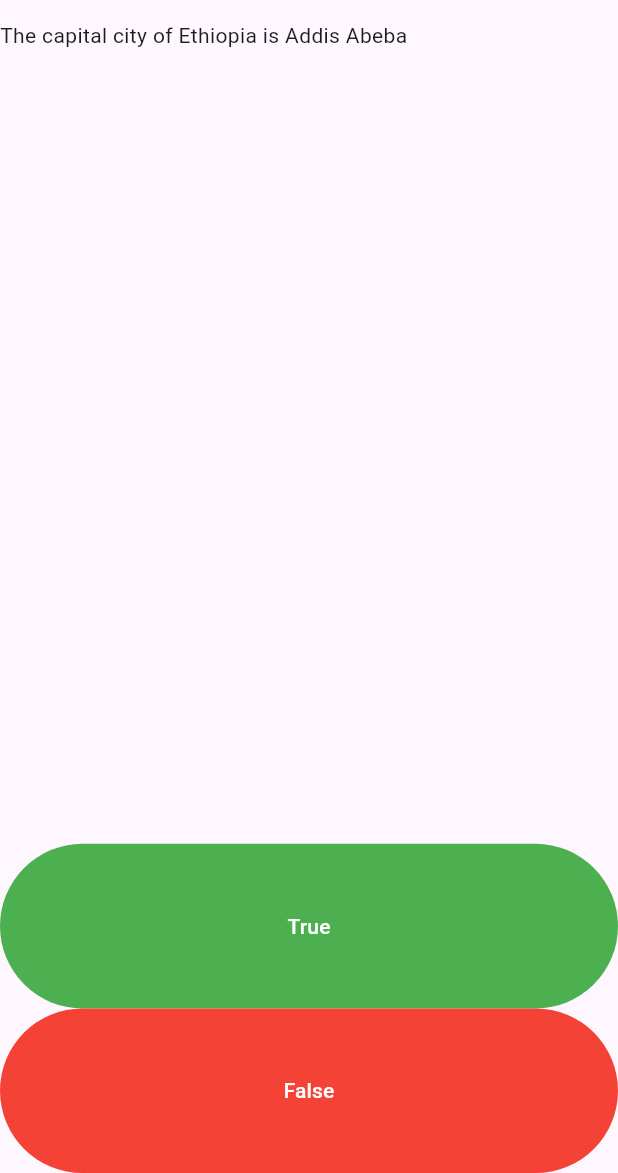
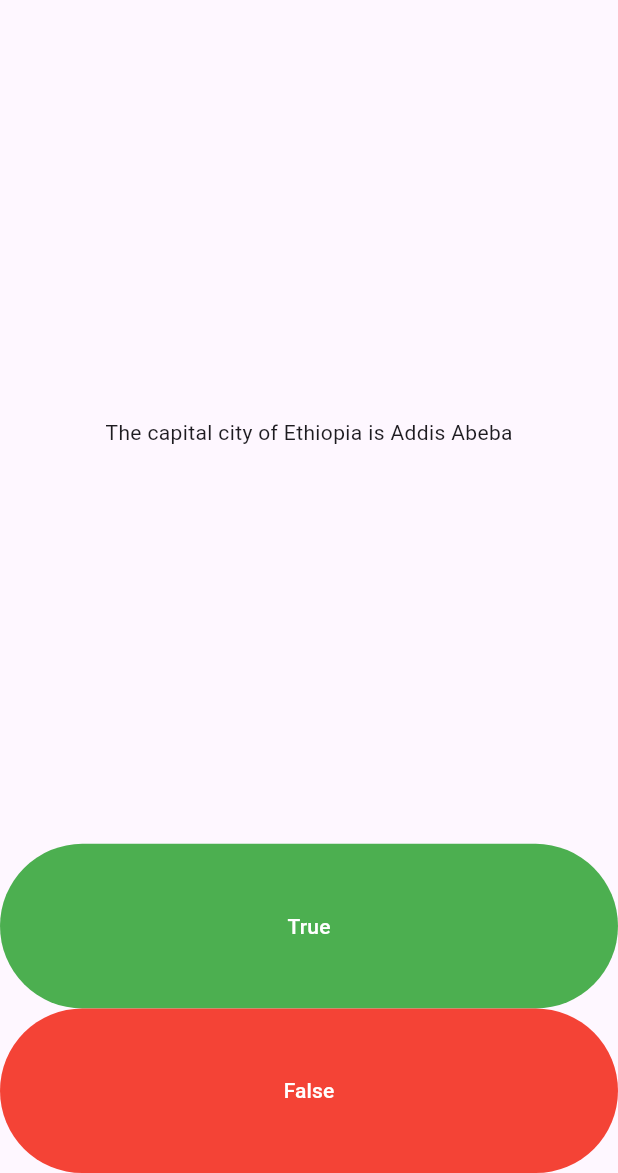
Before and after one commit to samuketema/Question-App, a Flutter app: the screen it shows after launch, on a phone screen of 412 x 824 dp, the part 63-1236 px from its top. Run offline on Flutter 3.47's test engine with Material 3 defaults, Android fonts, the phone set to English and light mode, and no system bars.

Commit message:
the text is centerd

```diff
--- a/lib/src/app.dart
+++ b/lib/src/app.dart
@@ -29,7 +29,7 @@ class  _appState extends State<MyApp>{
           children: [
             Expanded(
               flex: 5,
-              child: Text(questions[questionNumber])
+              child: Center(child: Text(questions[questionNumber]))
             ),
             Expanded(
               child:TextButton(
```
